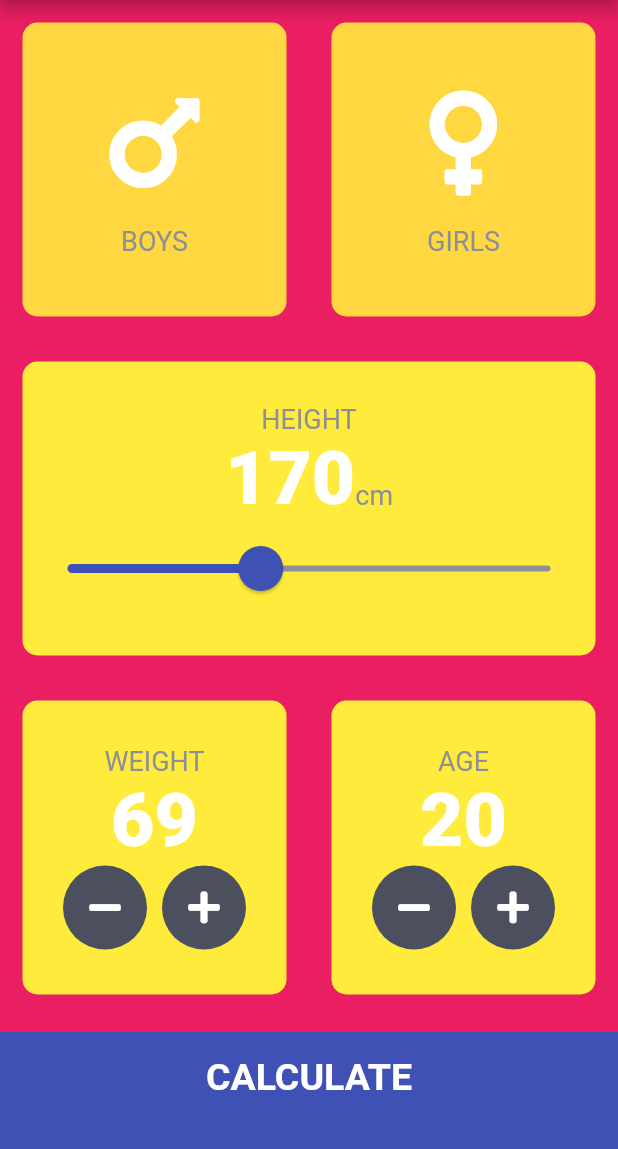
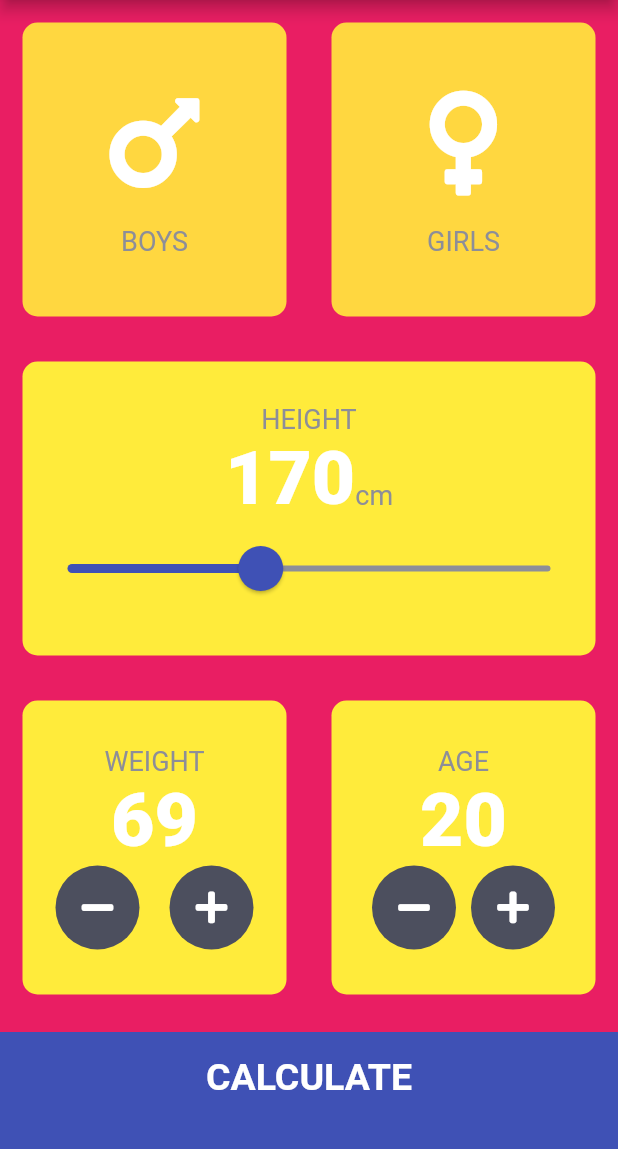
Before and after one commit to ShajaGraphics/BMI-Modified-Calculator-051, a Flutter app: the screen it shows after launch, after a tap on an icon or button, on a phone screen of 412 x 824 dp, the part 84-1233 px from its top. Run offline on Flutter 3.47's test engine with Material 2 defaults, Android fonts, the phone set to English and light mode, and no system bars; our stand-ins replace font_awesome_flutter.

Commit message:
SizedBox layout size changed

```diff
--- a/lib/screens/input_page.dart
+++ b/lib/screens/input_page.dart
@@ -149,7 +149,7 @@ class _InputPageState extends State<InputPage> {
                                   });
                                 }),
                             SizedBox(
-                              width: 10.0,
+                              width: 20.0,
                             ),
                             RoundIconButton(
                               icon: FontAwesomeIcons.plus,
```
